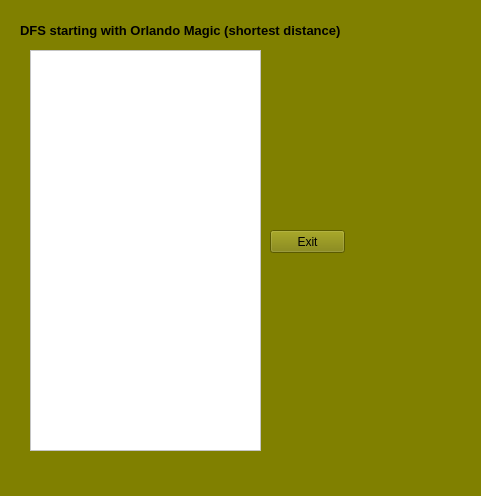
Above: CS1D-Basketball-master/Basketball/dfs.ui from moetaei/CS1D-Basketball before the change. Below: the same form after it.
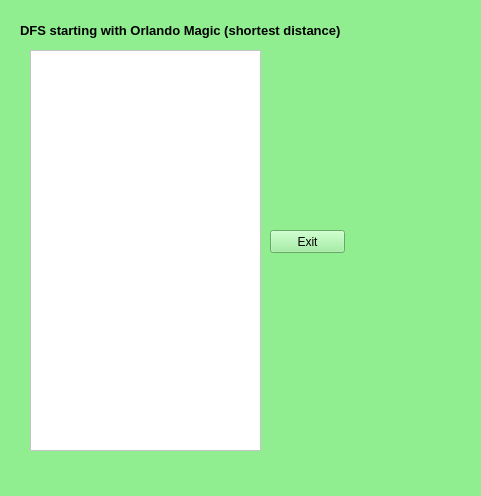
That is the form after the change.

```diff
--- a/CS1D-Basketball-master/Basketball/dfs.ui
+++ b/CS1D-Basketball-master/Basketball/dfs.ui
@@ -14,7 +14,7 @@
    <string>Form</string>
   </property>
   <property name="styleSheet">
-   <string notr="true">background-color:olive;</string>
+   <string notr="true">background-color:lightgreen;</string>
   </property>
   <widget class="QLabel" name="label">
    <property name="geometry">
```
